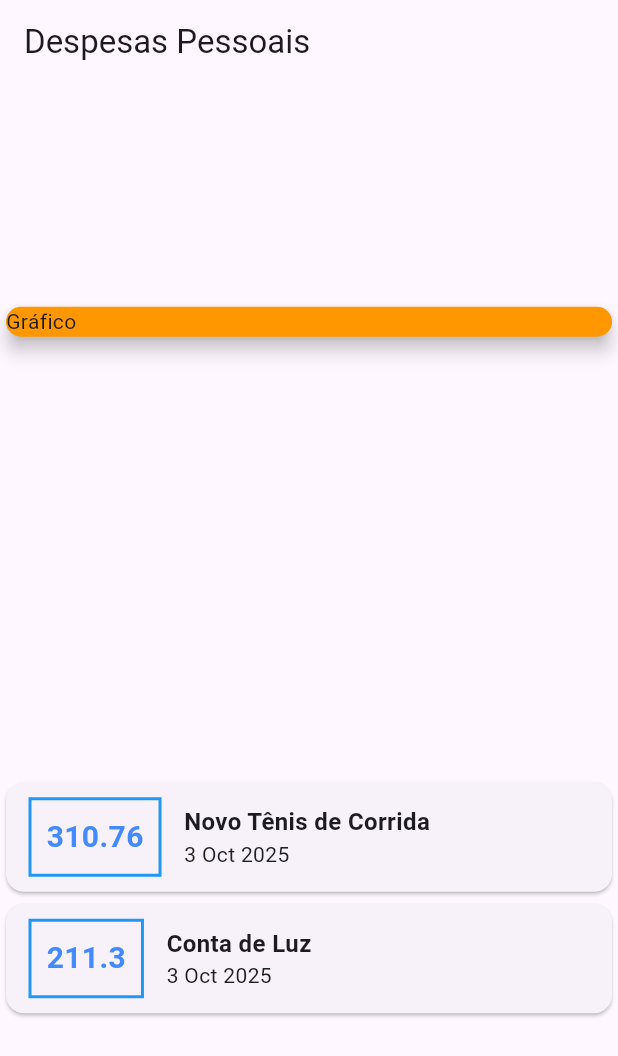
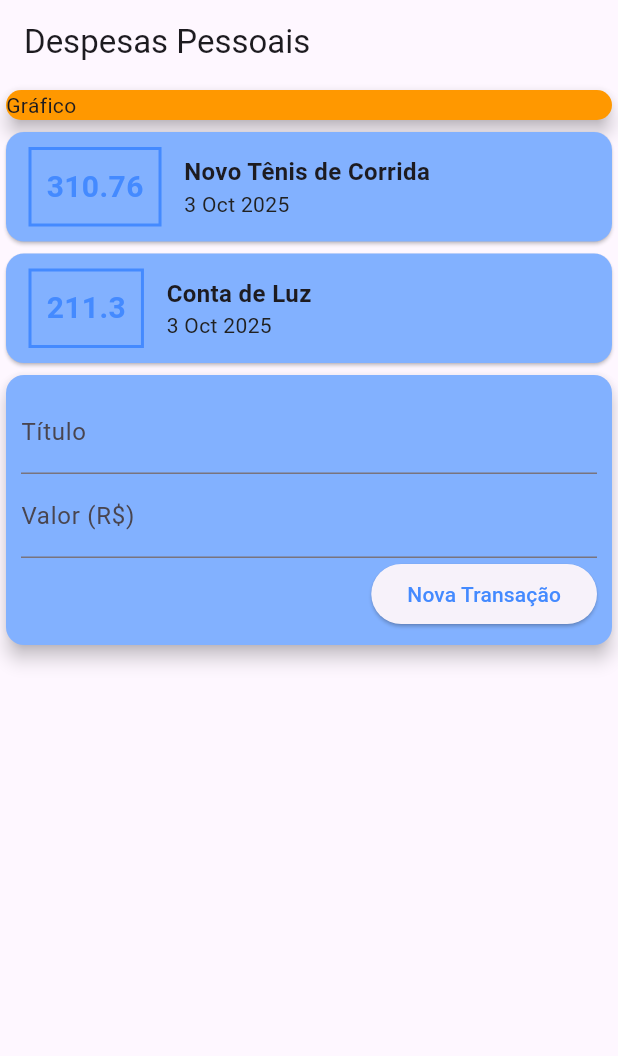
Before and after one commit to SouLuigi/Expenses_App, a Flutter app: the screen it shows after launch, on a phone screen of 412 x 824 dp. Shown: the top 1056 px of the screen. Run offline on Flutter 3.47's test engine with Material 3 defaults, Android fonts, the phone set to English and light mode, and no system bars.

Commit message:
✨ feat: Adiciona componentes

```diff
--- /dev/null
+++ b/lib/componets/transaction_form.dart
@@ -0,0 +1,44 @@
+import 'package:flutter/material.dart';
+
+class TransactionForm extends StatelessWidget {
+  final titleController = TextEditingController();
+  final valueController = TextEditingController();
+
+  @override
+  Widget build(BuildContext context) {
+    return Card(
+      color: Colors.blueAccent.shade100,
+      elevation: 5,
+      child: Padding(
+        padding: const EdgeInsets.all(10),
+        child: Column(
+          children: <Widget>[
+            TextField(
+              controller: titleController,
+              decoration: InputDecoration(labelText: 'Título'),
+            ),
+            TextField(
+              controller: valueController,
+              decoration: InputDecoration(labelText: 'Valor (R\$)'),
+            ),
+            Row(
+              mainAxisAlignment: MainAxisAlignment.end,
+              children: [
+                ElevatedButton(
+                  onPressed: () {
+                    print(titleController.text);
+                    print(valueController.text);
+                  },
+                  child: Text(
+                    'Nova Transação',
+                    style: TextStyle(color: Colors.blueAccent),
+                  ),
+                ),
+              ],
+            ),
+          ],
+        ),
+      ),
+    );
+  }
+}
--- /dev/null
+++ b/lib/componets/transaction_list.dart
@@ -0,0 +1,60 @@
+import 'package:flutter/material.dart';
+import 'package:intl/intl.dart';
+
+import '../model/transaction.dart';
+
+class TransactionList extends StatelessWidget {
+  final List<Transaction> transactions;
+  TransactionList(this.transactions);
+
+  @override
+  Widget build(BuildContext context) {
+    return Column(
+      children: transactions.map((tr) {
+        return Card(
+          color: Colors.blueAccent.shade100,
+          child: Row(
+            children: [
+              Container(
+                margin: EdgeInsets.symmetric(
+                  horizontal: 15,
+                  vertical: 10,
+                ),
+                decoration: BoxDecoration(
+                  border: Border.all(color: Colors.blueAccent, width: 2),
+                ),
+                padding: EdgeInsets.all(10),
+                child: Text(
+                  style: TextStyle(
+                    fontWeight: FontWeight.bold,
+                    fontSize: 20,
+                    color: Colors.blueAccent,
+                  ),
+                  tr.value.toString(),
+                ),
+              ),
+              Column(
+                crossAxisAlignment: CrossAxisAlignment.start,
+                children: [
+                  Text(
+                    style: TextStyle(
+                      fontWeight: FontWeight.bold,
+                      fontSize: 16,
+                    ),
+                    tr.title,
+                  ),
+                  Text(
+                    DateFormat('d MMM y').format(tr.date),
+                    style: TextStyle(
+                        color: Colors.grey.shade900
+                    ),
+                  ),
+                ],
+              ),
+            ],
+          ),
+        );
+      }).toList(),
+    );
+  }
+}
--- /dev/null
+++ b/lib/componets/transaction_user.dart
@@ -0,0 +1,36 @@
+import 'package:expenses/componets/transaction_form.dart';
+import 'package:expenses/componets/transaction_list.dart';
+import 'package:flutter/material.dart';
+import '../model/transaction.dart';
+
+class TransactionUser extends StatefulWidget {
+  @override
+  State<TransactionUser> createState() => _TransactionUserState();
+}
+
+class _TransactionUserState extends State<TransactionUser> {
+  final _transactions = [
+    Transaction(
+      id: 't1',
+      title: 'Novo Tênis de Corrida',
+      value: 310.76,
+      date: DateTime.now(),
+    ),
+    Transaction(
+      id: 't2',
+      title: 'Conta de Luz',
+      value: 211.30,
+      date: DateTime.now(),
+    ),
+  ];
+
+  @override
+  Widget build(BuildContext context) {
+    return Column(
+      children: [
+        TransactionList(_transactions),
+        TransactionForm(),
+      ],
+    );
+  }
+}
--- a/lib/main.dart
+++ b/lib/main.dart
@@ -1,6 +1,10 @@
-import 'package:expenses/transaction.dart';
+import 'package:expenses/componets/transaction_user.dart';
+import 'package:expenses/model/transaction.dart';
 import 'package:flutter/material.dart';
 import 'package:intl/intl.dart';
+
+import 'componets/transaction_form.dart';
+import 'componets/transaction_list.dart';
 
 main() => runApp(ExpensesApp());
 
@@ -12,27 +16,12 @@ class ExpensesApp extends StatelessWidget {
 }
 
 class MyHomePage extends StatelessWidget {
-  final _transactions = [
-    Transaction(
-      id: 't1',
-      title: 'Novo Tênis de Corrida',
-      value: 310.76,
-      date: DateTime.now(),
-    ),
-    Transaction(
-      id: 't2',
-      title: 'Conta de Luz',
-      value: 211.30,
-      date: DateTime.now(),
-    ),
-  ];
 
   @override
   Widget build(BuildContext context) {
     return Scaffold(
       appBar: AppBar(title: Text('Despesas Pessoais')),
       body: Column(
-        mainAxisAlignment: MainAxisAlignment.spaceAround,
         crossAxisAlignment: CrossAxisAlignment.stretch,
         children: <Widget>[
           Container(
@@ -42,52 +31,7 @@ class MyHomePage extends StatelessWidget {
               elevation: 5,
             ),
           ),
-          Column(
-            children: _transactions.map((tr) {
-              return Card(
-                child: Row(
-                  children: [
-                    Container(
-                      margin: EdgeInsets.symmetric(
-                        horizontal: 15,
-                        vertical: 10,
-                      ),
-                      decoration: BoxDecoration(
-                        border: Border.all(color: Colors.blue, width: 2),
-                      ),
-                      padding: EdgeInsets.all(10),
-                      child: Text(
-                        style: TextStyle(
-                          fontWeight: FontWeight.bold,
-                          fontSize: 20,
-                          color: Colors.blueAccent,
-                        ),
-                        tr.value.toString(),
-                      ),
-                    ),
-                    Column(
-                      crossAxisAlignment: CrossAxisAlignment.start,
-                      children: [
-                        Text(
-                          style: TextStyle(
-                            fontWeight: FontWeight.bold,
-                            fontSize: 16,
-                          ),
-                          tr.title,
-                        ),
-                        Text(
-                          DateFormat('d MMM y').format(tr.date),
-                            style: TextStyle(
-                              color: Colors.grey.shade900
-                            ),
-                        ),
-                      ],
-                    ),
-                  ],
-                ),
-              );
-            }).toList(),
-          ),
+          TransactionUser()
         ],
       ),
     );
```
Also changed, not shown: lib/model/transaction.dart (renamed from lib/transaction.dart).
